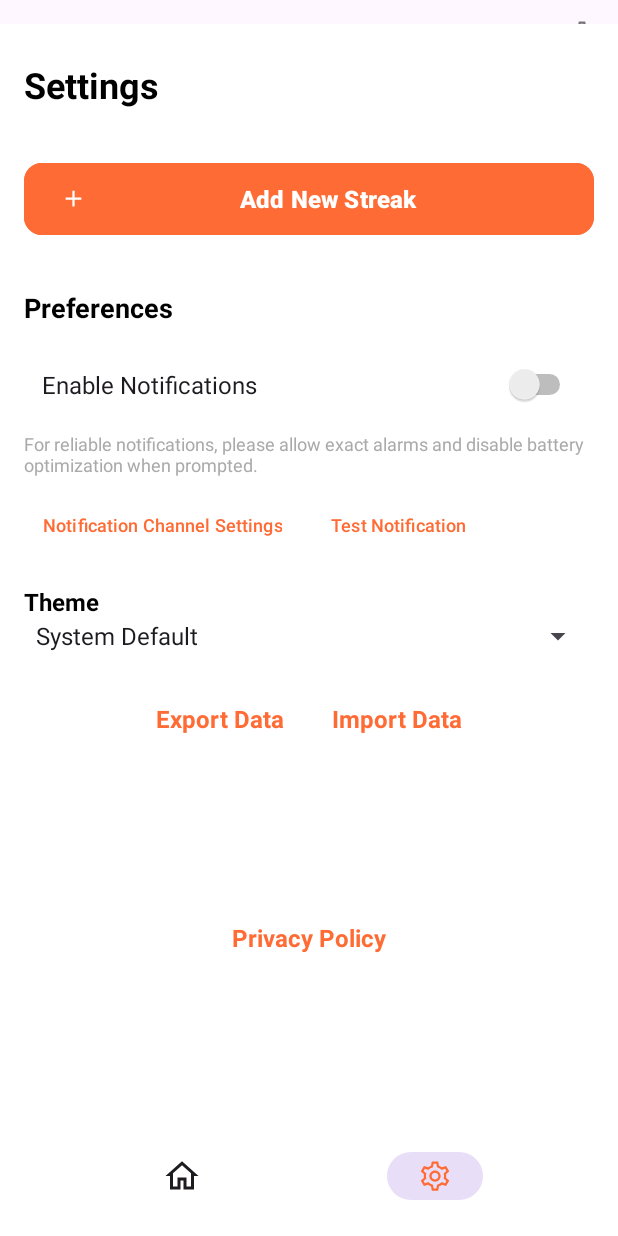
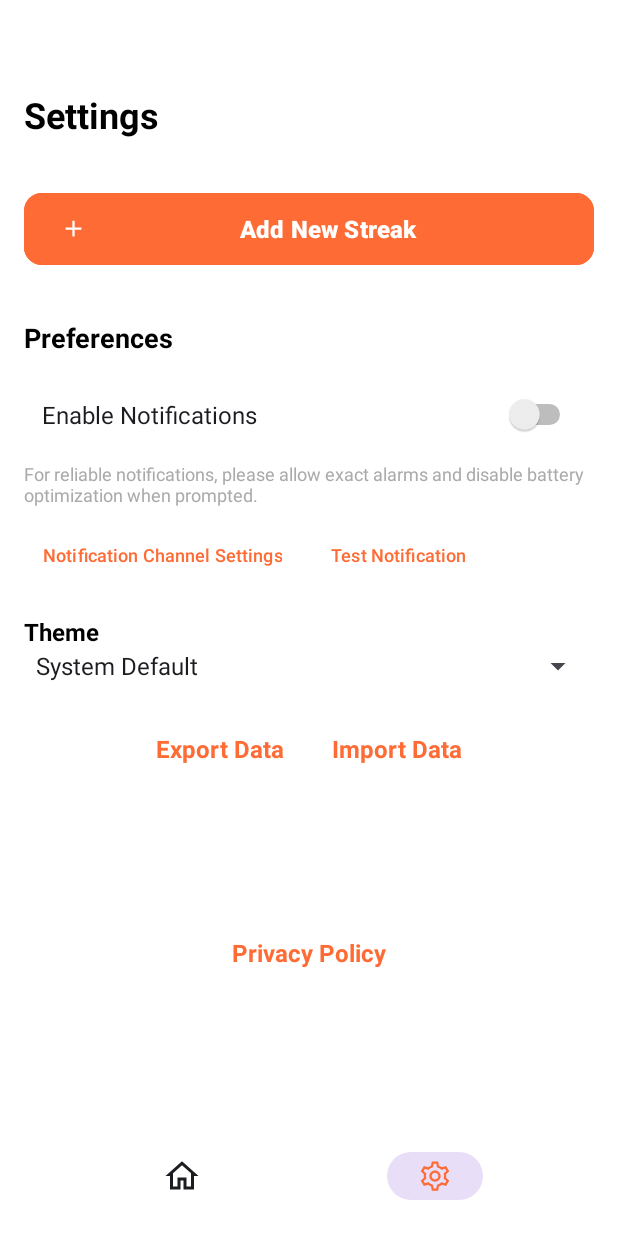
Before and after one commit to Arihant25/Streaks, an Android app: the SettingsFragment screen opened through its navigation route, on a phone screen of 412 x 824 dp. Run offline under Robolectric (Android 15) with nearby library versions, the phone set to English and light mode, and no system bars; our stand-ins replace navigation-ui.

Commit message:
Adjust margins for improved UI consistency

```diff
--- a/app/src/main/res/layout/activity_main.xml
+++ b/app/src/main/res/layout/activity_main.xml
@@ -5,24 +5,12 @@
     android:layout_width="match_parent"
     android:layout_height="match_parent">
 
-    <!-- Settings cog icon at top right -->
-    <ImageButton
-        android:id="@+id/settings_button"
-        android:layout_width="wrap_content"
-        android:layout_height="wrap_content"
-        android:background="@android:color/transparent"
-        android:contentDescription="@string/title_settings"
-        android:src="@drawable/ic_settings"
-        app:layout_constraintTop_toTopOf="parent"
-        app:layout_constraintEnd_toEndOf="parent"
-        android:padding="12dp" />
-
     <fragment
         android:id="@+id/nav_host_fragment_activity_main"
         android:name="androidx.navigation.fragment.NavHostFragment"
         android:layout_width="match_parent"
         android:layout_height="0dp"
-        android:layout_marginTop="16dp"
+        android:layout_marginTop="0dp"
         app:defaultNavHost="true"
         app:layout_constraintTop_toTopOf="parent"
         app:layout_constraintBottom_toTopOf="@id/nav_view"
--- a/app/src/main/res/layout/fragment_home.xml
+++ b/app/src/main/res/layout/fragment_home.xml
@@ -14,10 +14,10 @@
         android:layout_width="wrap_content"
         android:layout_height="wrap_content"
         android:text="Streaks"
-        android:textSize="32sp"
+        android:textSize="50sp"
         android:textStyle="bold"
         android:textColor="@color/black"
-        android:layout_marginTop="24dp"
+        android:layout_marginTop="60dp"
         app:layout_constraintTop_toTopOf="parent"
         app:layout_constraintStart_toStartOf="parent"
         app:layout_constraintEnd_toEndOf="parent" />
--- a/app/src/main/res/layout/fragment_settings.xml
+++ b/app/src/main/res/layout/fragment_settings.xml
@@ -12,7 +12,7 @@
         android:layout_width="match_parent"
         android:layout_height="wrap_content"
         android:layout_marginStart="16dp"
-        android:layout_marginTop="24dp"
+        android:layout_marginTop="60dp"
         android:layout_marginEnd="16dp"
         android:text="Settings"
         android:textSize="24sp"
--- a/app/src/main/res/layout/fragment_streak_details.xml
+++ b/app/src/main/res/layout/fragment_streak_details.xml
@@ -8,7 +8,10 @@
         android:layout_width="match_parent"
         android:layout_height="wrap_content"
         android:orientation="vertical"
-        android:padding="24dp"
+        android:paddingLeft="36dp"
+        android:paddingRight="36dp"
+        android:paddingBottom="36dp"
+        android:paddingTop="50dp"
         android:gravity="center_horizontal">
 
         <!-- Emoji -->
```
Also changed, not shown: app/src/main/java/com/example/streaks/MainActivity.kt (+3 -4 lines).
